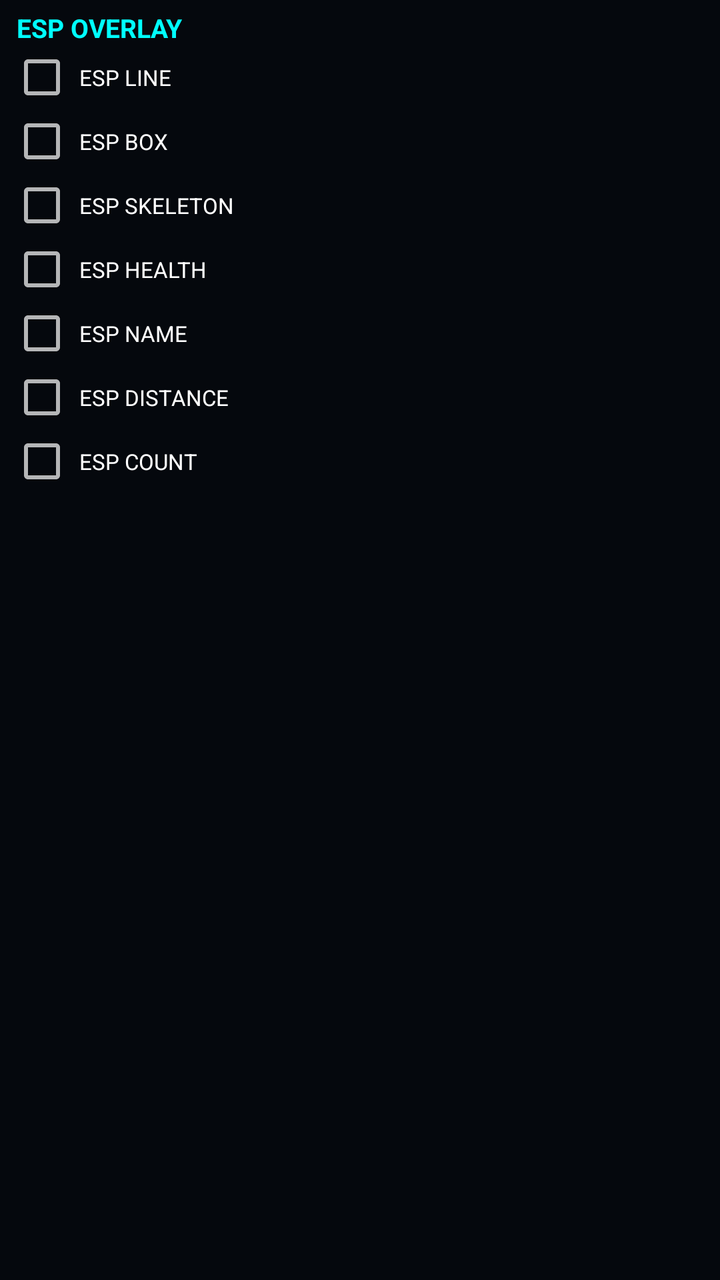
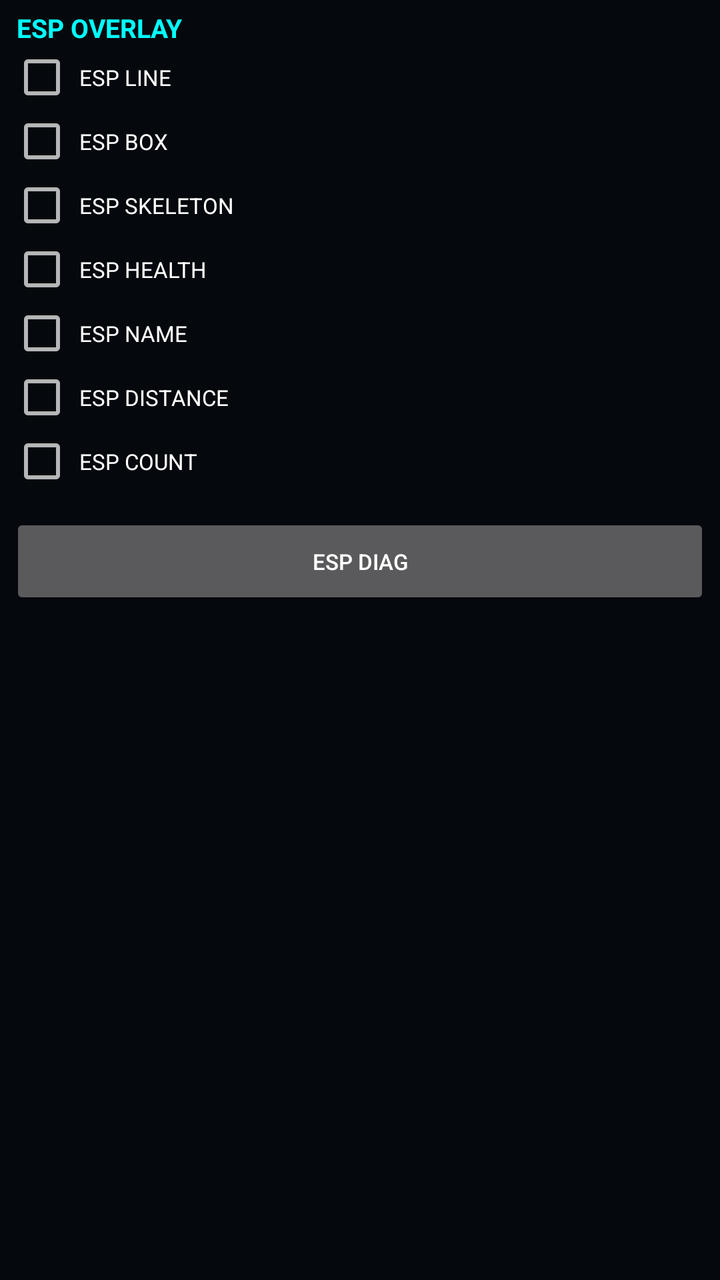

Screens rendered from an Android XML layout before and after an edit, with the pre-edit source and the edit as a unified diff.
<!-- AndroidManifest.xml: application theme Theme.TaizouInjector -->
<!-- res/layout/page_esp.xml -->
<?xml version="1.0" encoding="utf-8"?>
<ScrollView xmlns:android="http://schemas.android.com/apk/res/android"
    android:layout_width="match_parent"
    android:layout_height="match_parent">

    <LinearLayout
        android:layout_width="match_parent"
        android:layout_height="wrap_content"
        android:orientation="vertical"
        android:padding="5dp">

        <TextView
            android:layout_width="wrap_content"
            android:layout_height="wrap_content"
            android:gravity="center"
            android:text=" ESP OVERLAY"
            android:textColor="#FF00FFFF"
            android:textSize="13dp"
            android:textStyle="bold" />

        <CheckBox
            android:id="@+id/esp_line"
            android:layout_width="match_parent"
            android:layout_height="wrap_content"
            android:text=" ESP LINE"
            android:textColor="#FFFFFFFF"
            android:textSize="11sp" />

        <CheckBox
            android:id="@+id/esp_box"
            android:layout_width="match_parent"
            android:layout_height="wrap_content"
            android:text=" ESP BOX"
            android:textColor="#FFFFFFFF"
            android:textSize="11sp" />

        <CheckBox
            android:id="@+id/esp_skeleton"
            android:layout_width="match_parent"
            android:layout_height="wrap_content"
            android:text=" ESP SKELETON"
            android:textColor="#FFFFFFFF"
            android:textSize="11sp" />

        <CheckBox
            android:id="@+id/esp_health"
            android:layout_width="match_parent"
            android:layout_height="wrap_content"
            android:text=" ESP HEALTH"
            android:textColor="#FFFFFFFF"
            android:textSize="11sp" />

        <CheckBox
            android:id="@+id/esp_name"
            android:layout_width="match_parent"
            android:layout_height="wrap_content"
            android:text=" ESP NAME"
            android:textColor="#FFFFFFFF"
            android:textSize="11sp" />

        <CheckBox
            android:id="@+id/esp_distance"
            android:layout_width="match_parent"
            android:layout_height="wrap_content"
            android:text=" ESP DISTANCE"
            android:textColor="#FFFFFFFF"
            android:textSize="11sp" />

        <CheckBox
            android:id="@+id/esp_count"
            android:layout_width="match_parent"
            android:layout_height="wrap_content"
            android:text=" ESP COUNT"
            android:textColor="#FFFFFFFF"
            android:textSize="11sp" />
    </LinearLayout>
</ScrollView>
<!-- resources referenced by this layout -->
<resources>
  <style name="Theme.TaizouInjector" parent="Theme.AppCompat.NoActionBar">
          <item name="colorPrimary">#8D00FF</item>
          <item name="colorPrimaryDark">#6B00CC</item>
          <item name="colorAccent">#00FFEE</item>
          <item name="android:colorBackground">#05080D</item>
          <item name="android:windowBackground">#05080D</item>
          <item name="android:windowFullscreen">true</item>
          <item name="android:windowContentOverlay">@null</item>
          <item name="android:windowNoTitle">true</item>
          <item name="android:windowActionBar">false</item>
          <item name="android:statusBarColor">#000000</item>
          <item name="android:navigationBarColor">#000000</item>
      </style>
</resources>

<!-- the commit's change to res/layout/page_esp.xml (unified diff, before → after) -->
@@ -73,5 +73,14 @@
             android:text=" ESP COUNT"
             android:textColor="#FFFFFFFF"
             android:textSize="11sp" />
+
+        <Button
+            android:id="@+id/esp_diag"
+            android:layout_width="match_parent"
+            android:layout_height="wrap_content"
+            android:layout_marginTop="10dp"
+            android:text="ESP DIAG"
+            android:textColor="#FFFFFFFF"
+            android:textSize="11sp" />
     </LinearLayout>
 </ScrollView>
